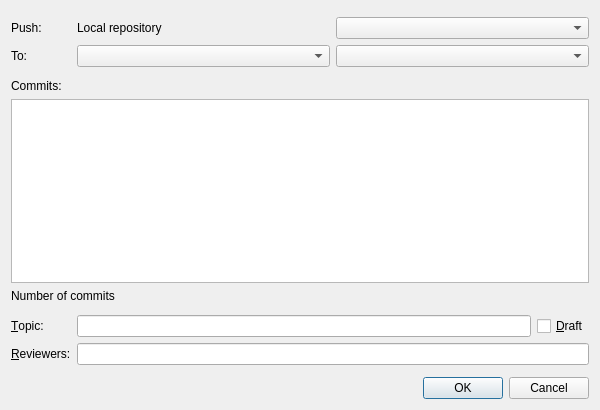
The window that src/plugins/git/gerrit/gerritpushdialog.ui (qt-creator/qt-creator) describes before a commit, drawn with Qt 5.
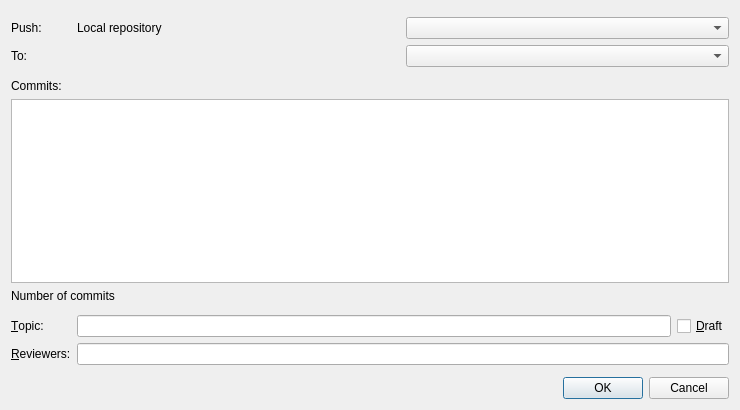
The same window after the commit. Custom widgets are drawn as their Qt base class.

Commit message:
Gerrit: Show only gerrit remotes in Push to Gerrit dialog
Task-number: QTCREATORBUG-16367

Diff of the .ui file:
```diff
--- a/src/plugins/git/gerrit/gerritpushdialog.ui
+++ b/src/plugins/git/gerrit/gerritpushdialog.ui
@@ -6,7 +6,7 @@
    <rect>
     <x>0</x>
     <y>0</y>
-    <width>600</width>
+    <width>740</width>
     <height>410</height>
    </rect>
   </property>
@@ -170,7 +170,7 @@
     </widget>
    </item>
    <item row="2" column="1">
-    <widget class="QComboBox" name="remoteComboBox"/>
+    <widget class="Gerrit::Internal::GerritRemoteChooser" name="remoteComboBox" native="true"/>
    </item>
    <item row="6" column="0" colspan="3">
     <widget class="QLabel" name="infoLabel">
@@ -203,6 +203,12 @@
    <extends>QComboBox</extends>
    <header location="global">git/gerrit/branchcombobox.h</header>
   </customwidget>
+  <customwidget>
+   <class>Gerrit::Internal::GerritRemoteChooser</class>
+   <extends>QWidget</extends>
+   <header location="global">git/gerrit/gerritremotechooser.h</header>
+   <container>1</container>
+  </customwidget>
  </customwidgets>
  <tabstops>
   <tabstop>localBranchComboBox</tabstop>
```
The commit also changes 6 other files.
